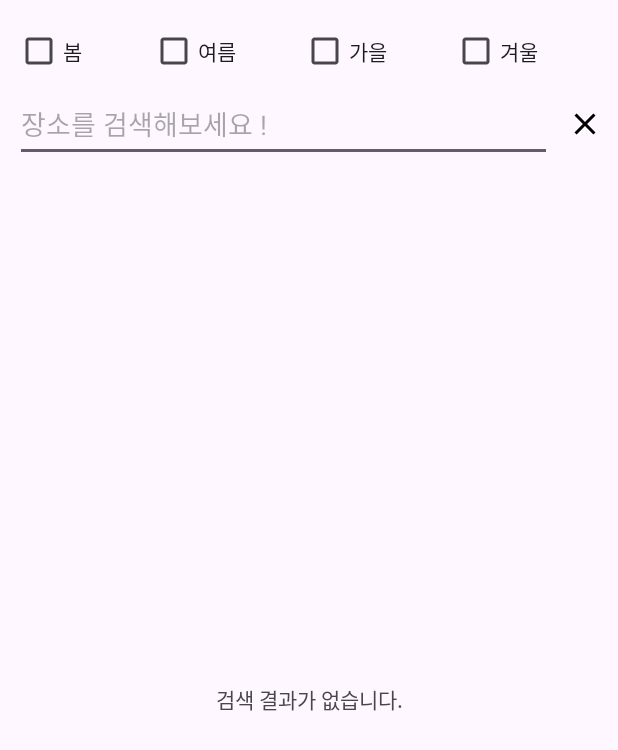
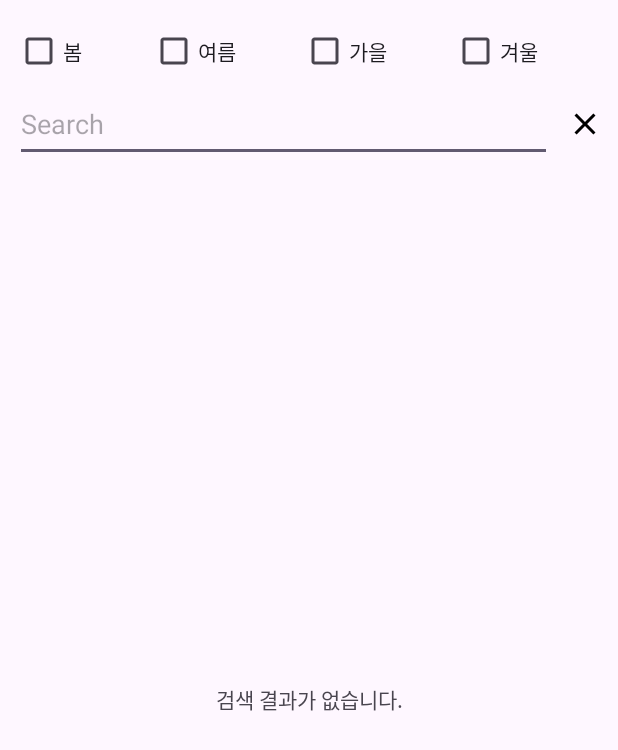
Before and after one commit to nJiyeon/haedal6, an Android app: the SearchActivity screen opened directly, with no data from a screen before it, on a phone screen of 412 x 824 dp. Shown: the top 750 px of the screen. Run offline under Robolectric (Android 15) with nearby library versions, the phone set to English and light mode, and no system bars; our stand-ins replace Dagger/Hilt's generated code.

```diff
--- a/app/src/main/res/layout/activity_main.xml
+++ b/app/src/main/res/layout/activity_main.xml
@@ -25,7 +25,7 @@
             android:id="@+id/search_edit_text"
             android:layout_width="match_parent"
             android:layout_height="wrap_content"
-            android:hint="검색어를 입력하세요"
+            android:hint="@string/input_search_keyword"
             android:layout_alignParentTop="true"
             android:layout_margin="16dp"
             android:background="@android:drawable/editbox_background"/>
--- a/app/src/main/res/values/strings.xml
+++ b/app/src/main/res/values/strings.xml
@@ -1,6 +1,6 @@
 <resources>
     <string name="app_name">Snap Season</string>
-    <string name="input_search_keyword">장소를 검색해보세요 ! </string>
+    <string name="input_search_keyword">Search</string>
     <string name="no_result_search_keyword">검색 결과가 없습니다.</string>
     <string name="remove_keyword">삭제</string>
     <string name ="season_spring">봄</string>
```
